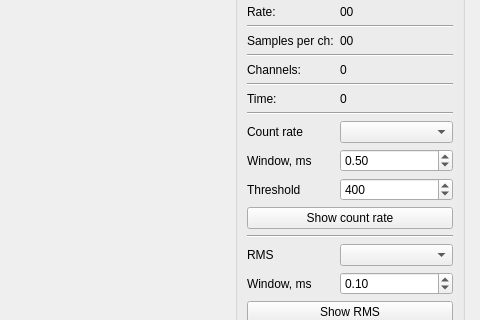
This is ui/PlotterUIDesign.ui in AVSidorov/FT2SXR as Qt 5 draws it before an edit; both pictures show x 275 to 755 and y 157 to 477 of the 755 by 750 pixel window. The edited form follows.
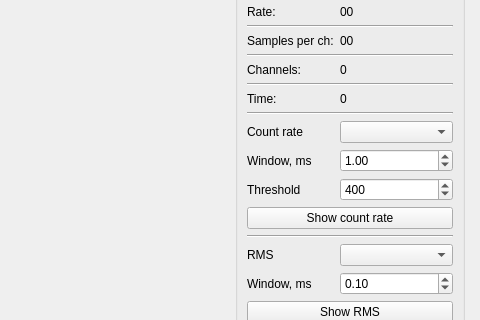
This is the edited form.

Patch:
```diff
--- a/ui/PlotterUIDesign.ui
+++ b/ui/PlotterUIDesign.ui
@@ -350,7 +350,7 @@
        <double>0.100000000000000</double>
       </property>
       <property name="value">
-       <double>0.500000000000000</double>
+       <double>1.000000000000000</double>
       </property>
      </widget>
     </item>
```
